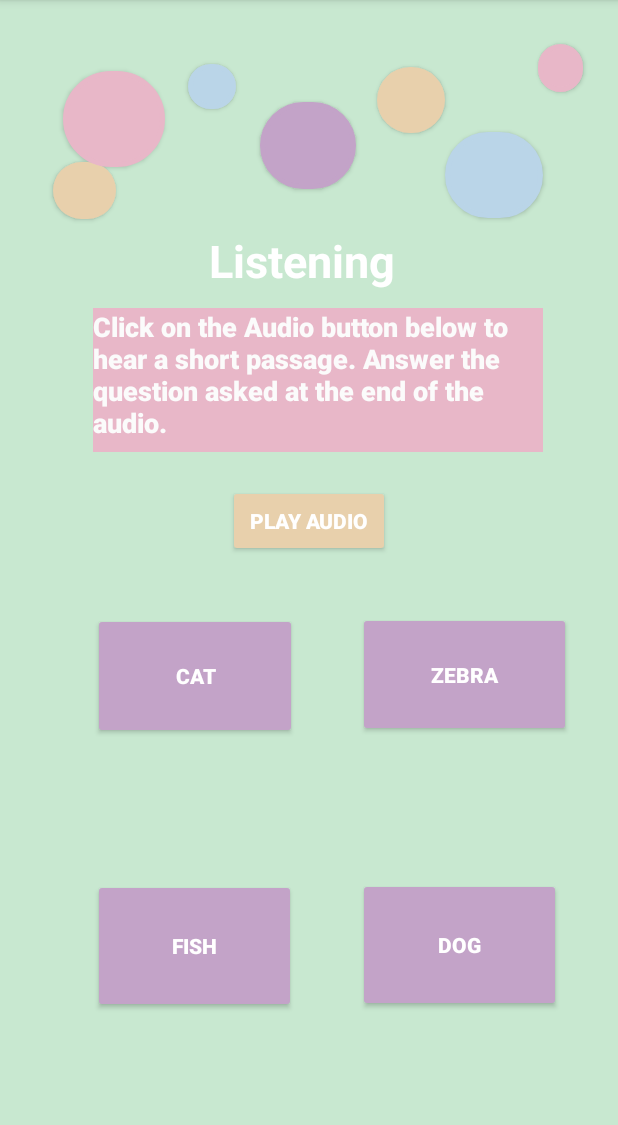
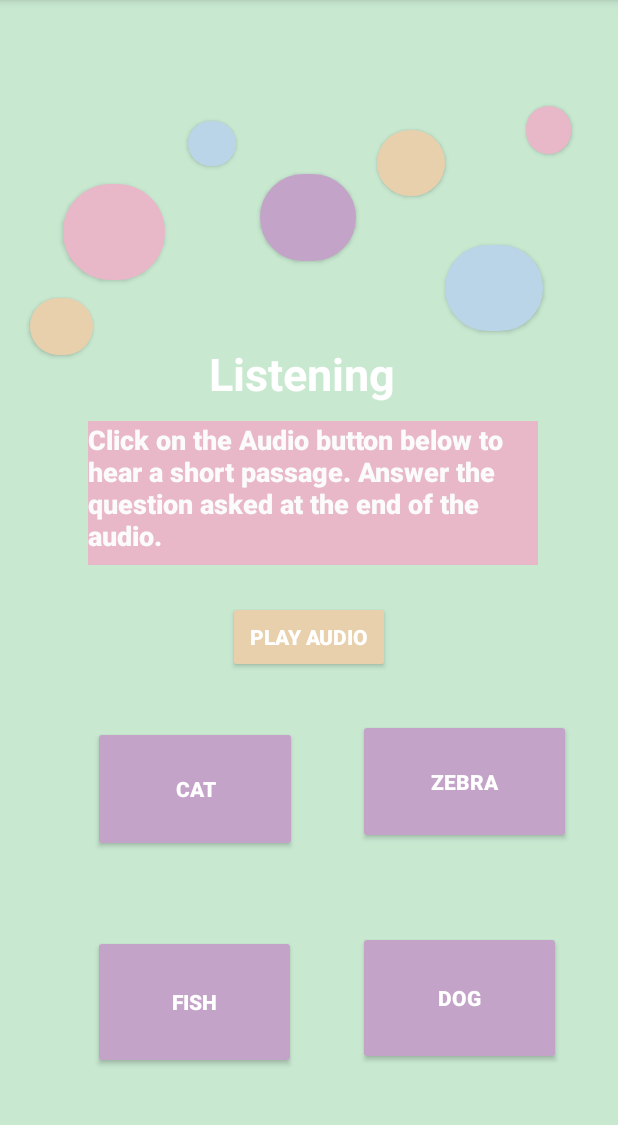
Before and after one commit to amrita-arun/TechnovationApp2020-21, an Android app: the screen it shows after launch (Listening), on a phone screen of 412 x 824 dp, the part 84-1209 px from its top. Run offline under Robolectric (Android 15) with nearby library versions, the phone set to English and light mode, and no system bars; Roboto replaces fonts that are not available here.

Commit message:
lowering circles

```diff
--- a/app/src/main/res/layout/activity_listening.xml
+++ b/app/src/main/res/layout/activity_listening.xml
@@ -12,7 +12,7 @@
         android:id="@+id/button"
         android:layout_width="108dp"
         android:layout_height="48dp"
-        android:layout_marginBottom="300dp"
+        android:layout_marginBottom="200dp"
         android:backgroundTint="#E8D0AC"
         android:onClick="playIT"
         android:text="Play Audio"
@@ -28,7 +28,7 @@
         android:id="@+id/button2"
         android:layout_width="136dp"
         android:layout_height="84dp"
-        android:layout_marginBottom="275dp"
+        android:layout_marginBottom="200dp"
         android:backgroundTint="#C3A3C8"
         android:onClick="onClick"
         android:textColor="#FFFFFF"
@@ -76,7 +76,7 @@
         android:layout_width="142dp"
         android:layout_height="83dp"
         android:layout_marginStart="200dp"
-        android:layout_marginBottom="225dp"
+        android:layout_marginBottom="110dp"
         android:backgroundTint="#C3A3C8"
         android:onClick="onClick"
         android:text="Pink"
@@ -87,13 +87,13 @@
         app:layout_constraintHorizontal_bias="0.55"
         app:layout_constraintStart_toStartOf="parent"
         app:layout_constraintTop_toBottomOf="@+id/textView2"
-        app:layout_constraintVertical_bias="0.673" />
+        app:layout_constraintVertical_bias="0.518" />
 
     <TextView
         android:id="@+id/textView2"
         android:layout_width="300dp"
         android:layout_height="96dp"
-        android:layout_marginBottom="430dp"
+        android:layout_marginBottom="300dp"
         android:background="#E8B7C8"
         android:fontFamily="sans-serif-medium"
         android:text="Click on the Audio button below to hear a short passage. Answer the question asked at the end of the audio."
@@ -102,10 +102,10 @@
         android:textStyle="normal|bold"
         app:layout_constraintBottom_toBottomOf="parent"
         app:layout_constraintEnd_toEndOf="parent"
-        app:layout_constraintHorizontal_bias="0.551"
+        app:layout_constraintHorizontal_bias="0.522"
         app:layout_constraintStart_toStartOf="parent"
         app:layout_constraintTop_toTopOf="parent"
-        app:layout_constraintVertical_bias="0.848" />
+        app:layout_constraintVertical_bias="0.755" />
 
     <TextView
         android:id="@+id/textView3"
@@ -150,8 +150,10 @@
         android:textSize="30sp"
         app:layout_constraintBottom_toTopOf="@+id/textView2"
         app:layout_constraintEnd_toEndOf="parent"
+        app:layout_constraintHorizontal_bias="0.289"
         app:layout_constraintStart_toStartOf="parent"
         app:layout_constraintTop_toTopOf="parent"
+        app:layout_constraintVertical_bias="0.946"
         tools:text=" " />
 
     <Button
@@ -256,9 +258,9 @@
         android:textSize="30sp"
         app:layout_constraintBottom_toTopOf="@+id/textView2"
         app:layout_constraintEnd_toEndOf="parent"
-        app:layout_constraintHorizontal_bias="0.939"
+        app:layout_constraintHorizontal_bias="0.918"
         app:layout_constraintStart_toStartOf="parent"
         app:layout_constraintTop_toTopOf="parent"
-        app:layout_constraintVertical_bias="0.169" />
+        app:layout_constraintVertical_bias="0.285" />
 
 </androidx.constraintlayout.widget.ConstraintLayout>
```
